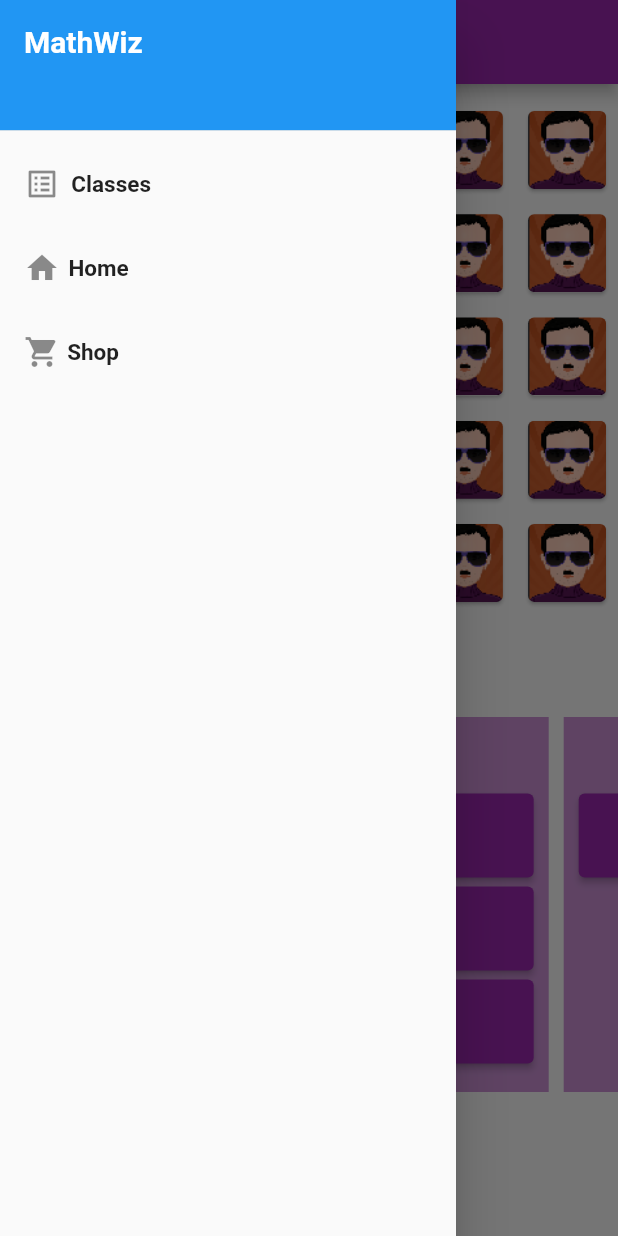
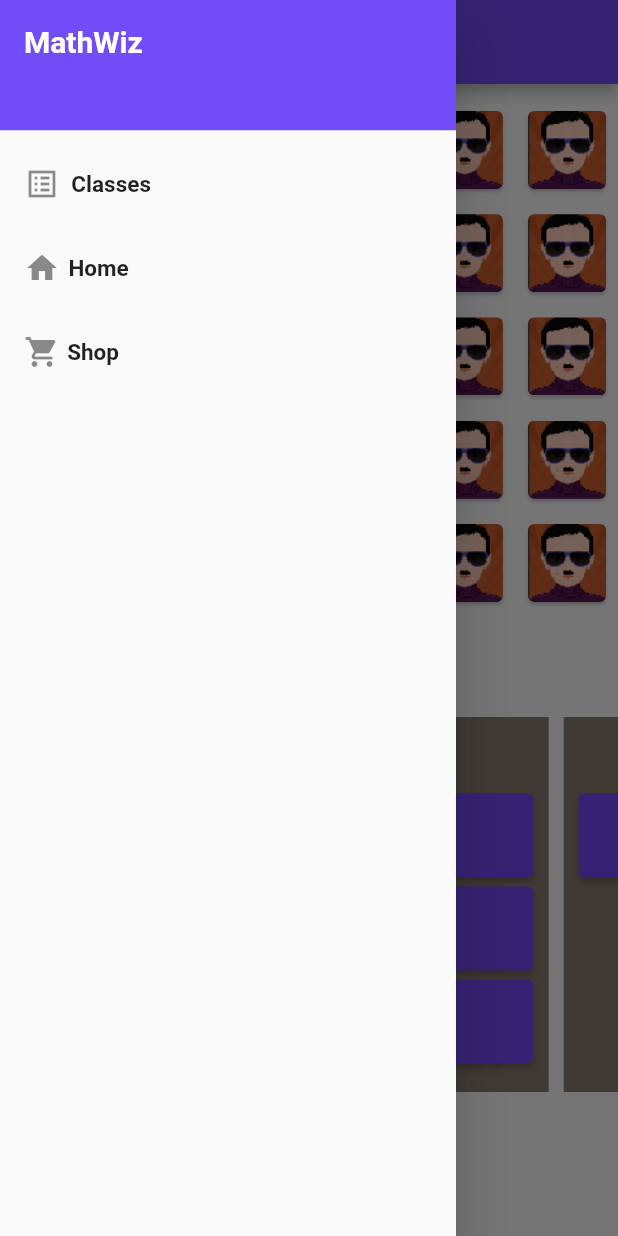
Before and after one commit to StefanTanaskovic/MathWiz, a Flutter app: the HomepageStudentScreen screen opened directly, with the side drawer open, on a phone screen of 412 x 824 dp. Run offline on Flutter 3.47's test engine with Material 2 defaults, Android fonts, the phone set to English and light mode, and no system bars; drawn by our look-alikes of carousel_slider.

Commit message:
Added hambuger menu and changed app colours

```diff
--- a/mathwiz_app/lib/constants.dart
+++ b/mathwiz_app/lib/constants.dart
@@ -1,5 +1,24 @@
 import 'package:flutter/material.dart';
 
-const kPrimaryColor = Colors.purple;
+class HexColor extends Color {
+  static int _getColorFromHex(String hexColor) {
+    hexColor = hexColor.toUpperCase().replaceAll("#", "");
+    if (hexColor.length == 6) {
+      hexColor = "FF" + hexColor;
+    }
+    return int.parse(hexColor, radix: 16);
+  }
+
+  HexColor(final String hexColor) : super(_getColorFromHex(hexColor));
+}
+
+
+//var kSecondaryColor = Colors.purple[600];
 const kPrimaryLightColor = Colors.white;
-var kSecondaryColor = Colors.purple[200];
+//var kSecondaryColor = Colors.purple[200];
+
+Color  richBlackFogra = HexColor("#000505");
+//Color  kPrimaryColor = HexColor("#3B3355");
+Color  kSecondaryColor = HexColor("#8A7E72");
+Color  kPrimaryColor = HexColor("#724CF9");
+Color  white = HexColor("#FEFCFD");
--- a/mathwiz_app/lib/views/class_list/class_list_screen.dart
+++ b/mathwiz_app/lib/views/class_list/class_list_screen.dart
@@ -3,6 +3,7 @@ import 'package:mathwiz_app/constants.dart';
 import 'package:mathwiz_app/views/shop/shop_screen.dart';
 import 'package:mathwiz_app/widgets/box_button.dart';
 import 'package:mathwiz_app/widgets/box_input_field.dart';
+import 'package:mathwiz_app/widgets/ham_menu.dart';
 
 class ClassListScreen extends StatelessWidget {
   final List<String> classList = <String>['Class A', 'Class B', 'Class C'];
@@ -13,10 +14,10 @@ class ClassListScreen extends StatelessWidget {
         .size; // provides total hieght and width of screen
     return Scaffold(
       appBar: AppBar(
-        leading: Icon(Icons.menu),
         title: Text('Class List'),
         backgroundColor: kPrimaryColor,
       ),
+      drawer:HamMenu(size: size),
       body: SafeArea(
           child: Column(children: <Widget>[
         Expanded(
--- a/mathwiz_app/lib/views/homepage/homepage_student.dart
+++ b/mathwiz_app/lib/views/homepage/homepage_student.dart
@@ -1,8 +1,10 @@
 import 'package:flutter/material.dart';
+import 'package:mathwiz_app/views/login/login_screen.dart';
 import 'package:mathwiz_app/widgets/box_button.dart';
 import 'package:mathwiz_app/widgets/box_input_field.dart';
 import 'package:mathwiz_app/widgets/box_pass_field.dart';
 import 'package:carousel_slider/carousel_slider.dart';
+import 'package:mathwiz_app/widgets/ham_menu.dart';
 import 'package:mathwiz_app/widgets/homework_check_homepage_box.dart';
 import 'package:mathwiz_app/widgets/race_to_top_homepage_box.dart';
 import 'package:mathwiz_app/widgets/trivia_homepage_box.dart';
@@ -27,68 +29,7 @@ final List<Widget> items = [HomeworkCheckHomepageBox(),RaceToTopHomepageBox(),Tr
 
     return Scaffold(
       appBar: AppBar(title: Text("Math Class Grade 8 - Mr. Stefan", style: TextStyle(fontSize: 16, ))),
-      drawer:Drawer(
-        child:
-        ListView(
-        padding: EdgeInsets.zero,
-        children: <Widget>[
-          Container(
-          height: size.height * 0.115,
-          child: DrawerHeader(
-            child: Column(
-              crossAxisAlignment: CrossAxisAlignment.start,
-              children: <Widget>[
-                Text('MathWiz',
-                  style: TextStyle(fontWeight: FontWeight.bold, fontSize: 20, color: Colors.white)),
-                ],
-                ),
-                  decoration: BoxDecoration(
-                    color: Colors.blue,
-
-                    // image: DecorationImage(
-                    //   image: AssetImage("assets/images/math_logo.png"),
-                    //   scale: 3,
-                    //   fit: BoxFit.scaleDown,
-                    // ),
-                  ),
-                ),
-            ),
-          ListTile(
-            leading: Icon(Icons.list_alt),
-            title: Align(
-              child: new Text('Classes' ,style: TextStyle(fontWeight: FontWeight.bold, fontSize: 15)),
-              alignment: Alignment(-1.3, 0),
-            ),
-            onTap: () {
-              // Update the state of the app.
-              // ...
-            },
-          ),
-          ListTile(
-            leading: Icon(Icons.home),
-            title: Align(
-              child: new Text('Home' ,style: TextStyle(fontWeight: FontWeight.bold, fontSize: 15)),
-              alignment: Alignment(-1.3, 0),
-            ),
-            onTap: () {
-              // Update the state of the app.
-              // ...
-              },
-            ),
-          ListTile(
-            leading: Icon(Icons.shopping_cart),
-              title: Align(
-              child: new Text('Shop' ,style: TextStyle(fontWeight: FontWeight.bold, fontSize: 15)),
-              alignment: Alignment(-1.3, 0),
-            ),
-            onTap: () {
-              // Update the state of the app.
-              // ...
-              },
-            ),
-          ],
-        ),
-      ),
+      drawer:HamMenu(size: size),
       body: Container(
         height: size.height,
         width: double.infinity,
--- a/mathwiz_app/lib/views/shop/shop_screen.dart
+++ b/mathwiz_app/lib/views/shop/shop_screen.dart
@@ -1,5 +1,6 @@
 import 'package:flutter/material.dart';
 import 'package:mathwiz_app/constants.dart';
+import 'package:mathwiz_app/widgets/ham_menu.dart';
 
 class ShopScreen extends StatelessWidget {
   final List<String> classList = <String>['Thing A', 'Thing B', 'Thing C'];
@@ -13,10 +14,10 @@ class ShopScreen extends StatelessWidget {
         length: 2,
         child: Scaffold(
           appBar: AppBar(
-            leading: Icon(Icons.menu),
             title: Text('Shop'),
             backgroundColor: kPrimaryColor,
           ),
+          drawer:HamMenu(size: size),
           body: SafeArea(
               child: Column(
             children: [
@@ -25,7 +26,7 @@ class ShopScreen extends StatelessWidget {
                 child: Row(children: [
                   Expanded(
                     flex: 2,
-                    child: Image.asset("assets/images/math_logo.png"),
+                    child: Image.asset("assets/images/avatar.png"),
                   ),
                   Expanded(
                     child: Column(
--- a/mathwiz_app/lib/views/welcome_screen.dart
+++ b/mathwiz_app/lib/views/welcome_screen.dart
@@ -40,7 +40,7 @@ class WelcomeScreen extends StatelessWidget {
                   context,
                   MaterialPageRoute(
                     builder: (context) {
-                      return HomepageStudentScreen();
+                      return LoginScreen();
                     },
                   ),
                 );
--- a/mathwiz_app/lib/widgets/box_button.dart
+++ b/mathwiz_app/lib/widgets/box_button.dart
@@ -11,7 +11,7 @@ class BoxButton extends StatelessWidget {
     Key key,
     this.text,
     this.press,
-    this.color = kPrimaryColor,
+    this.color,
     this.textColor = Colors.black,
   }) : super(key: key);
 
@@ -25,7 +25,7 @@ class BoxButton extends StatelessWidget {
           onPressed: press,
           child: Text(text),
           style: ElevatedButton.styleFrom(
-              primary: color,
+              primary: kPrimaryColor,
               shape: RoundedRectangleBorder(
                   borderRadius: BorderRadius.circular(50.0)),
               padding: EdgeInsets.symmetric(vertical: 20, horizontal: 40),
--- /dev/null
+++ b/mathwiz_app/lib/widgets/ham_menu.dart
@@ -0,0 +1,104 @@
+
+
+import 'package:flutter/cupertino.dart';
+import 'package:flutter/material.dart';
+import 'package:mathwiz_app/views/class_list/class_list_screen.dart';
+import 'package:mathwiz_app/views/homepage/homepage_student.dart';
+import 'package:mathwiz_app/views/login/login_screen.dart';
+import 'package:mathwiz_app/views/shop/shop_screen.dart';
+
+import '../constants.dart';
+
+class HamMenu extends StatelessWidget {
+  const HamMenu({
+    Key key,
+    @required this.size,
+  }) : super(key: key);
+
+  final Size size;
+
+  @override
+  Widget build(BuildContext context) {
+    return Drawer(
+      child:
+      ListView(
+      padding: EdgeInsets.zero,
+      children: <Widget>[
+        Container(
+        height: size.height * 0.115,
+        child: DrawerHeader(
+          child: Column(
+            crossAxisAlignment: CrossAxisAlignment.start,
+            children: <Widget>[
+              Text('MathWiz',
+                style: TextStyle(fontWeight: FontWeight.bold, fontSize: 20, color: Colors.white)),
+              ],
+              ),
+                decoration: BoxDecoration(
+                  color: kPrimaryColor,
+
+                  // image: DecorationImage(
+                  //   image: AssetImage("assets/images/math_logo.png"),
+                  //   scale: 3,
+                  //   fit: BoxFit.scaleDown,
+                  // ),
+                ),
+              ),
+          ),
+        ListTile(
+          leading: Icon(Icons.list_alt),
+          title: Align(
+            child: new Text('Classes' ,style: TextStyle(fontWeight: FontWeight.bold, fontSize: 15)),
+            alignment: Alignment(-1.3, 0),
+          ),
+          onTap: () {
+            Navigator.push(
+                context,
+                MaterialPageRoute(
+                  builder: (context) {
+                    return ClassListScreen();
+                  },
+                ),
+              );
+
+          },
+        ),
+        ListTile(
+          leading: Icon(Icons.home),
+          title: Align(
+            child: new Text('Home' ,style: TextStyle(fontWeight: FontWeight.bold, fontSize: 15)),
+            alignment: Alignment(-1.3, 0),
+          ),
+          onTap: () {
+            Navigator.push(
+                context,
+                MaterialPageRoute(
+                  builder: (context) {
+                    return HomepageStudentScreen();
+                  },
+                ),
+              );
+            },
+          ),
+        ListTile(
+          leading: Icon(Icons.shopping_cart),
+            title: Align(
+            child: new Text('Shop' ,style: TextStyle(fontWeight: FontWeight.bold, fontSize: 15)),
+            alignment: Alignment(-1.3, 0),
+          ),
+          onTap: () {
+            Navigator.push(
+                context,
+                MaterialPageRoute(
+                  builder: (context) {
+                    return ShopScreen();
+                  },
+                ),
+              );
+            },
+          ),
+        ],
+      ),
+    );
+  }
+}
```
